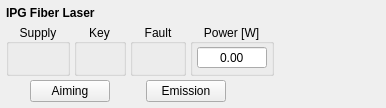
Qt form instruments/IPGPhotonics/IPGLaser/IPGLaserWidget.ui (davidgrier/QInstrument) before a commit.
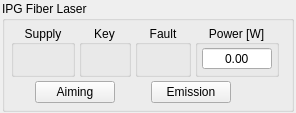
The same form after that commit. Custom widgets are drawn as their Qt base class.

Commit message: fix: widget layout and sizing improvements

```diff
--- a/instruments/IPGPhotonics/IPGLaser/IPGLaserWidget.ui
+++ b/instruments/IPGPhotonics/IPGLaser/IPGLaserWidget.ui
@@ -5,41 +5,49 @@
   <property name="windowTitle">
    <string>IPG Laser</string>
   </property>
-  <layout class="QHBoxLayout" name="outerLayout">
+  <layout class="QVBoxLayout" name="outerLayout">
    <property name="spacing">
-    <number>6</number>
+    <number>2</number>
    </property>
    <property name="leftMargin">
-    <number>6</number>
+    <number>2</number>
    </property>
    <property name="topMargin">
-    <number>6</number>
+    <number>1</number>
    </property>
    <property name="rightMargin">
-    <number>6</number>
+    <number>2</number>
    </property>
    <property name="bottomMargin">
-    <number>6</number>
+    <number>1</number>
    </property>
-   <!-- Left column: title, status LEDs, control pairs -->
    <item>
-    <layout class="QVBoxLayout" name="leftLayout">
-     <property name="spacing">
-      <number>4</number>
-     </property>
-     <!-- Title -->
-     <item>
-      <widget class="QLabel" name="titleLabel">
-       <property name="text">
+    <widget class="QGroupBox" name="groupBox">
+     <property name="title">
         <string>IPG Fiber Laser</string>
        </property>
-       <property name="font">
-        <font>
-         <bold>true</bold>
-        </font>
-       </property>
-      </widget>
-     </item>
+     <layout class="QHBoxLayout" name="innerLayout">
+      <property name="spacing">
+       <number>6</number>
+      </property>
+      <property name="leftMargin">
+       <number>6</number>
+      </property>
+      <property name="topMargin">
+       <number>4</number>
+      </property>
+      <property name="rightMargin">
+       <number>6</number>
+      </property>
+      <property name="bottomMargin">
+       <number>6</number>
+      </property>
+      <!-- Left column: status LEDs, control pairs -->
+      <item>
+       <layout class="QVBoxLayout" name="leftLayout">
+        <property name="spacing">
+         <number>4</number>
+        </property>
      <!-- Status row: power supply, keyswitch, fault LEDs + power readout -->
      <item>
       <layout class="QHBoxLayout" name="statusLayout">
@@ -388,18 +396,15 @@
    <!-- Right column: rotary encoder spinbox for current setpoint -->
    <item>
     <widget class="QRotaryEncoderSpinBox" name="current">
-     <property name="minimumSize">
-      <size>
-       <width>100</width>
-       <height>0</height>
-      </size>
-     </property>
      <property name="maximumSize">
       <size>
        <width>120</width>
        <height>16777215</height>
       </size>
      </property>
+       </widget>
+      </item>
+     </layout>
     </widget>
    </item>
   </layout>
```
Lines whose indentation alone changed are shown as unchanged. The commit also changes 5 other files.
